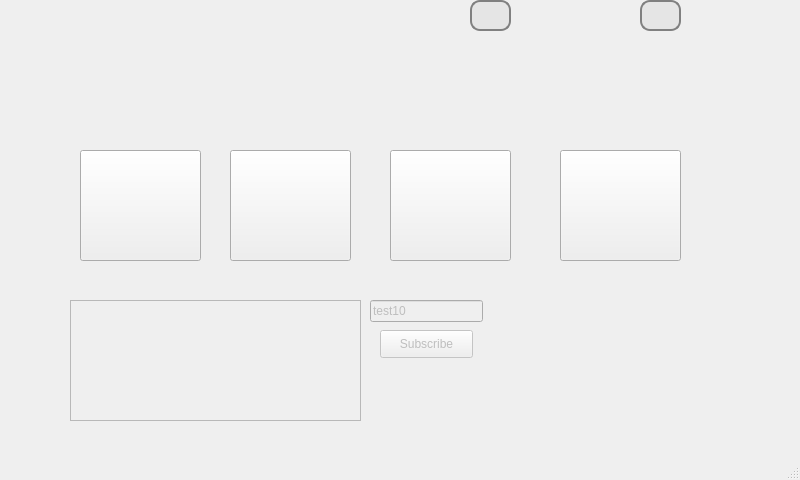
Before: the Qt Designer form choosewindow.ui in mateusur/Home_automation, drawn with Qt 5.
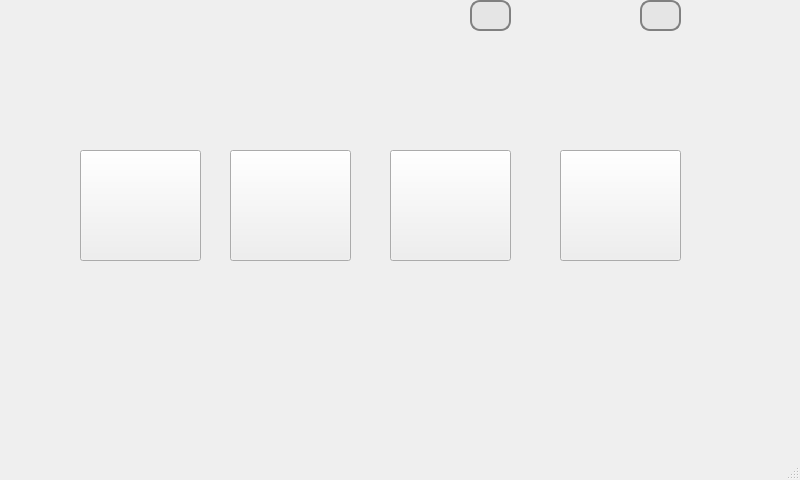
After: the same form once the commit is applied. Icons and pictures are not drawn.

Commit message: Deleting needless code and buttons

```diff
--- a/choosewindow.ui
+++ b/choosewindow.ui
@@ -70,51 +70,6 @@
      <string/>
     </property>
    </widget>
-   <widget class="QPlainTextEdit" name="editLog">
-    <property name="enabled">
-     <bool>false</bool>
-    </property>
-    <property name="geometry">
-     <rect>
-      <x>70</x>
-      <y>300</y>
-      <width>291</width>
-      <height>121</height>
-     </rect>
-    </property>
-   </widget>
-   <widget class="QLineEdit" name="lineEditTopic">
-    <property name="enabled">
-     <bool>false</bool>
-    </property>
-    <property name="geometry">
-     <rect>
-      <x>370</x>
-      <y>300</y>
-      <width>113</width>
-      <height>22</height>
-     </rect>
-    </property>
-    <property name="text">
-     <string>test10</string>
-    </property>
-   </widget>
-   <widget class="QPushButton" name="buttonSubscribe">
-    <property name="enabled">
-     <bool>false</bool>
-    </property>
-    <property name="geometry">
-     <rect>
-      <x>380</x>
-      <y>330</y>
-      <width>93</width>
-      <height>28</height>
-     </rect>
-    </property>
-    <property name="text">
-     <string>Subscribe</string>
-    </property>
-   </widget>
    <widget class="QLabel" name="label_hum">
     <property name="geometry">
      <rect>
```
Left out of the diff: 14 changed lines with no effect on the pictures. The commit also changes 2 other files.
